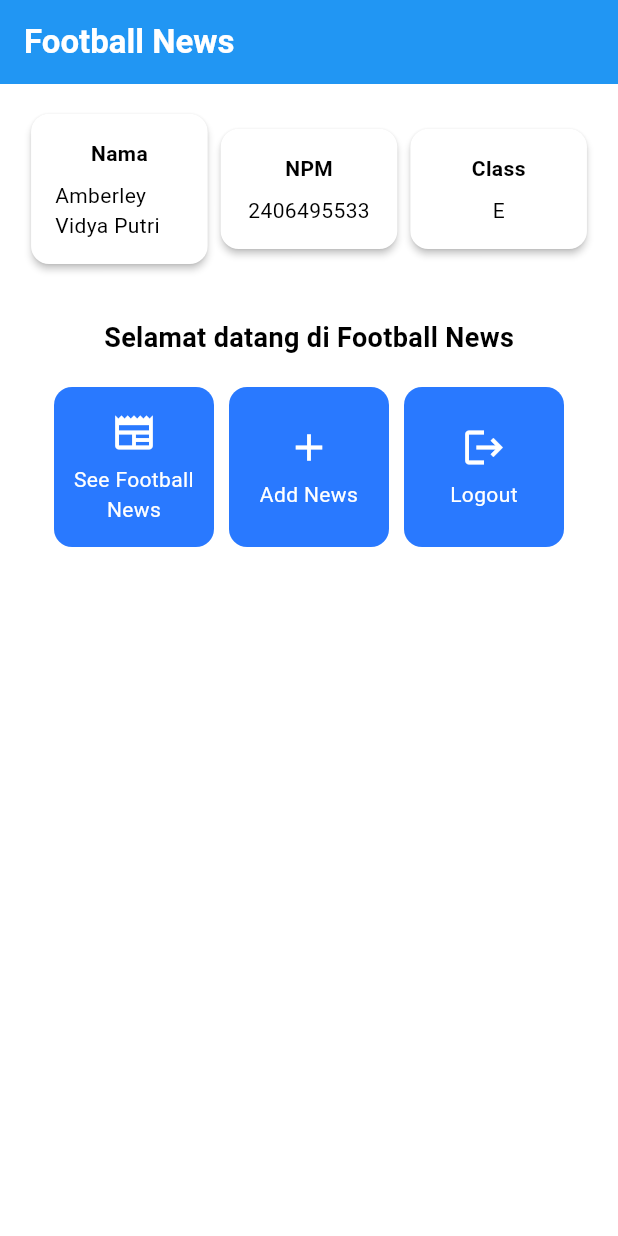
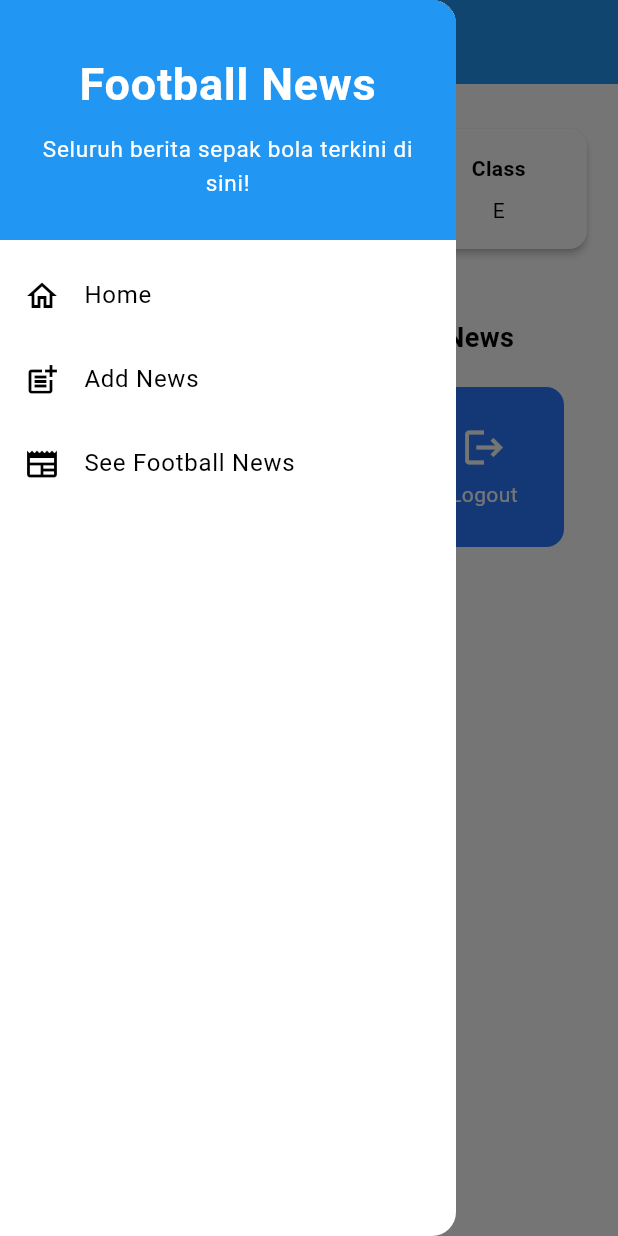
Before and after one commit to amberleyvs/football-news-mobile, a Flutter app: the screen it shows after launch, with the side drawer open (before the commit the screen has no drawer), on a phone screen of 412 x 824 dp. Run offline on Flutter 3.47's test engine with Material 3 defaults, Android fonts, the phone set to English and light mode, and no system bars.

Commit message:
feat: add navbar; Tutorial 7 done

```diff
--- a/lib/main.dart
+++ b/lib/main.dart
@@ -1,5 +1,5 @@
 import 'package:flutter/material.dart';
-import 'package:football_news/menu.dart';
+import 'package:football_news/screens/menu.dart';
 
 void main() {
   runApp(const MyApp());
--- a/lib/menu.dart
+++ /dev/null
@@ -1,175 +0,0 @@
-import 'package:flutter/material.dart';
-
-class MyHomePage extends StatelessWidget {
-  MyHomePage({super.key, required ColorScheme colorScheme}); //sudah ada pada code sebelumnya
-
-  final String nama = "Amberley Vidya Putri"; //nama
-  final String npm = "2406495533"; //npm
-  final String kelas = "E"; //kelas
-  final List<ItemHomepage> items = [
-                                      ItemHomepage("See Football News", Icons.newspaper),
-                                      ItemHomepage("Add News", Icons.add),
-                                      ItemHomepage("Logout", Icons.logout),
-                                      ];
-
-  @override
-  Widget build(BuildContext context) {
-    return Scaffold(
-      appBar: AppBar(
-        title: const Text(
-          'Football News',
-          style: TextStyle(
-            color: Colors.white,
-            fontWeight: FontWeight.bold,
-          ),
-        ),
-        backgroundColor: Theme.of(context).colorScheme.primary,
-      ),
-      body: Padding(
-        padding: const EdgeInsets.all(16.0),
-        child: Column(
-          crossAxisAlignment: CrossAxisAlignment.center,
-          children: [
-            Row(
-              mainAxisAlignment: MainAxisAlignment.spaceEvenly,
-              children: [
-                InfoCard(title: "Nama", content: nama),
-                InfoCard(title: "NPM", content: npm),
-                InfoCard(title: "Class", content: kelas),
-              ],
-            ),
-
-            const SizedBox(height: 16.0),
-
-            Center(
-              child:Column(
-                children: [
-                  // Menampilkan teks sambutan dengan gaya tebal dan ukuran 18.
-                  const Padding(
-                    padding: EdgeInsets.only(top: 16.0),
-                    child: Text(
-                      'Selamat datang di Football News',
-                      style: TextStyle(
-                        fontWeight: FontWeight.bold,
-                        fontSize: 18.0,
-                      ),
-                    ),
-                  ),
-
-                  // Grid untuk menampilkan ItemCard dalam bentuk grid 3 kolom.
-                  GridView.count(
-                    primary: true,
-                    padding: const EdgeInsets.all(20),
-                    crossAxisSpacing: 10,
-                    mainAxisSpacing: 10,
-                    crossAxisCount: 3,
-                    // Agar grid menyesuaikan tinggi kontennya.
-                    shrinkWrap: true,
-
-                    // Menampilkan ItemCard untuk setiap item dalam list items.
-                    children: items.map((ItemHomepage item) {
-                      return ItemCard(item);
-                    }).toList(),
-                  ),
-                ],
-              ),
-            ),
-          ],
-        ),
-      )
-    );
-  }
-}
-
-class InfoCard extends StatelessWidget {
-  // Kartu informasi yang menampilkan title dan content.
-
-  final String title;  // Judul kartu.
-  final String content;  // Isi kartu.
-
-  const InfoCard({super.key, required this.title, required this.content});
-
-  @override
-  Widget build(BuildContext context) {
-    return Card(
-      // Membuat kotak kartu dengan bayangan dibawahnya.
-      elevation: 2.0,
-      child: Container(
-        // Mengatur ukuran dan jarak di dalam kartu.
-        width: MediaQuery.of(context).size.width / 3.5, // menyesuaikan dengan lebar device yang digunakan.
-        padding: const EdgeInsets.all(16.0),
-        // Menyusun title dan content secara vertikal.
-        child: Column(
-          children: [
-            Text(
-              title,
-              style: const TextStyle(fontWeight: FontWeight.bold),
-            ),
-            const SizedBox(height: 8.0),
-            Text(content),
-          ],
-        ),
-      ),
-    );
-  }
-}
-
-class ItemHomepage {
- final String name;
- final IconData icon;
-
- ItemHomepage(this.name, this.icon);
-}
-
-class ItemCard extends StatelessWidget {
-  // Menampilkan kartu dengan ikon dan nama.
-
-  final ItemHomepage item;
-
-  const ItemCard(this.item, {super.key});
-
-  @override
-  Widget build(BuildContext context) {
-    return Material(
-      // Menentukan warna latar belakang dari tema aplikasi.
-      color: Theme.of(context).colorScheme.secondary,
-      // Membuat sudut kartu melengkung.
-      borderRadius: BorderRadius.circular(12),
-
-      child: InkWell(
-        // Aksi ketika kartu ditekan.
-        onTap: () {
-          // Menampilkan pesan SnackBar saat kartu ditekan.
-          ScaffoldMessenger.of(context)
-            ..hideCurrentSnackBar()
-            ..showSnackBar(
-              SnackBar(content: Text("Kamu telah menekan tombol ${item.name}!"))
-            );
-        },
-        // Container untuk menyimpan Icon dan Text
-        child: Container(
-          padding: const EdgeInsets.all(8),
-          child: Center(
-            child: Column(
-              // Menyusun ikon dan teks di tengah kartu.
-              mainAxisAlignment: MainAxisAlignment.center,
-              children: [
-                Icon(
-                  item.icon,
-                  color: Colors.white,
-                  size: 30.0,
-                ),
-                const Padding(padding: EdgeInsets.all(3)),
-                Text(
-                  item.name,
-                  textAlign: TextAlign.center,
-                  style: const TextStyle(color: Colors.white),
-                ),
-              ],
-            ),
-          ),
-        ),
-      ),
-    );
-  }
-}
--- /dev/null
+++ b/lib/screens/menu.dart
@@ -0,0 +1,110 @@
+import 'package:flutter/material.dart';
+import 'package:football_news/widgets/left_drawer.dart';
+import 'package:football_news/widgets/news_card.dart';
+
+class MyHomePage extends StatelessWidget {
+  MyHomePage({super.key, required ColorScheme colorScheme});
+
+  final String nama = "Amberley Vidya Putri";
+  final String npm = "2406495533";
+  final String kelas = "E";
+  final List<ItemHomepage> items = [
+    ItemHomepage("See Football News", Icons.newspaper),
+    ItemHomepage("Add News", Icons.add),
+    ItemHomepage("Logout", Icons.logout),
+  ];
+
+  @override
+  Widget build(BuildContext context) {
+    return Scaffold(
+      appBar: AppBar(
+        title: const Text(
+          'Football News',
+          style: TextStyle(
+            color: Colors.white,
+            fontWeight: FontWeight.bold,
+          ),
+        ),
+        backgroundColor: Theme.of(context).colorScheme.primary,
+      ),
+      drawer: const LeftDrawer(),
+      body: Padding(
+        padding: const EdgeInsets.all(16.0),
+        child: Column(
+          crossAxisAlignment: CrossAxisAlignment.center,
+          children: [
+            Row(
+              mainAxisAlignment: MainAxisAlignment.spaceEvenly,
+              children: [
+                InfoCard(title: "Nama", content: nama),
+                InfoCard(title: "NPM", content: npm),
+                InfoCard(title: "Class", content: kelas),
+              ],
+            ),
+
+            const SizedBox(height: 16.0),
+
+            Center(
+              child: Column(
+                children: [
+                  const Padding(
+                    padding: EdgeInsets.only(top: 16.0),
+                    child: Text(
+                      'Selamat datang di Football News',
+                      style: TextStyle(
+                        fontWeight: FontWeight.bold,
+                        fontSize: 18.0,
+                      ),
+                    ),
+                  ),
+
+                  GridView.count(
+                    primary: true,
+                    padding: const EdgeInsets.all(20),
+                    crossAxisSpacing: 10,
+                    mainAxisSpacing: 10,
+                    crossAxisCount: 3,
+                    shrinkWrap: true,
+
+                    children: items.map((ItemHomepage item) {
+                      return ItemCard(item);
+                    }).toList(),
+                  ),
+                ],
+              ),
+            ),
+          ],
+        ),
+      ),
+    );
+  }
+}
+
+class InfoCard extends StatelessWidget {
+
+  final String title;
+  final String content;
+
+  const InfoCard({super.key, required this.title, required this.content});
+
+  @override
+  Widget build(BuildContext context) {
+    return Card(
+      elevation: 2.0,
+      child: Container(
+        width: MediaQuery.of(context).size.width / 3.5,
+        padding: const EdgeInsets.all(16.0),
+        child: Column(
+          children: [
+            Text(
+              title,
+              style: const TextStyle(fontWeight: FontWeight.bold),
+            ),
+            const SizedBox(height: 8.0),
+            Text(content),
+          ],
+        ),
+      ),
+    );
+  }
+}
--- /dev/null
+++ b/lib/widgets/left_drawer.dart
@@ -0,0 +1,78 @@
+import 'package:flutter/material.dart';
+import 'package:football_news/screens/menu.dart';
+import 'package:football_news/screens/newslist_form.dart';
+
+
+class LeftDrawer extends StatelessWidget {
+  const LeftDrawer({super.key});
+
+  @override
+  Widget build(BuildContext context) {
+    return Drawer(
+      child: ListView(
+        children: [
+          const DrawerHeader(
+             decoration: BoxDecoration(
+                color: Colors.blue,
+              ),
+              child: Column(
+                mainAxisAlignment: MainAxisAlignment.center,
+                crossAxisAlignment: CrossAxisAlignment.center,
+                children: [
+                  Text(
+                    'Football News',
+                    textAlign: TextAlign.center,
+                    style: TextStyle(
+                      fontSize: 30,
+                      fontWeight: FontWeight.bold,
+                      color: Colors.white,
+                    ),
+                  ),
+                  SizedBox(height: 10),
+                  Text(
+                    'Seluruh berita sepak bola terkini di sini!',
+                    textAlign: TextAlign.center,
+                    style: TextStyle(
+                      fontSize: 15,
+                      fontWeight: FontWeight.normal,
+                      color: Colors.white,
+                    ),
+                  ),
+                ],
+              ),
+          ),
+
+          ListTile(
+            leading: const Icon(Icons.home_outlined),
+            title: const Text('Home'),
+            onTap: () {
+              Navigator.pushReplacement(
+                  context,
+                  MaterialPageRoute(
+                    builder: (context) => MyHomePage(colorScheme: Theme.of(context).colorScheme),
+                  ));
+            },
+          ),
+          ListTile(
+            leading: const Icon(Icons.post_add),
+            title: const Text('Add News'),
+            onTap: () {
+              Navigator.pop(context);
+              Navigator.push(
+                context,
+                MaterialPageRoute(builder: (context) => const NewsFormPage()),
+              );
+            },
+          ),
+          ListTile(
+            leading: const Icon(Icons.newspaper),
+            title: const Text('See Football News'),
+            onTap: () {
+              Navigator.pop(context);
+            },
+          ),
+        ],
+      ),
+    );
+  }
+}
--- /dev/null
+++ b/lib/widgets/news_card.dart
@@ -0,0 +1,62 @@
+import 'package:flutter/material.dart';
+import 'package:football_news/screens/newslist_form.dart';
+
+class ItemHomepage {
+  final String name;
+  final IconData icon;
+
+  ItemHomepage(this.name, this.icon);
+}
+
+class ItemCard extends StatelessWidget {
+
+  final ItemHomepage item;
+
+  const ItemCard(this.item, {super.key});
+
+  @override
+  Widget build(BuildContext context) {
+    return Material(
+      color: Theme.of(context).colorScheme.secondary,
+      borderRadius: BorderRadius.circular(12),
+
+      child: InkWell(
+        onTap: () {
+          ScaffoldMessenger.of(context)
+            ..hideCurrentSnackBar()
+            ..showSnackBar(
+              SnackBar(content: Text("Kamu telah menekan tombol ${item.name}!")),
+            );
+
+          if (item.name == 'Add News') {
+            Navigator.push(
+              context,
+              MaterialPageRoute(builder: (context) => const NewsFormPage()),
+            );
+          }
+        },
+        child: Container(
+          padding: const EdgeInsets.all(8),
+          child: Center(
+            child: Column(
+              mainAxisAlignment: MainAxisAlignment.center,
+              children: [
+                Icon(
+                  item.icon,
+                  color: Colors.white,
+                  size: 30.0,
+                ),
+                const Padding(padding: EdgeInsets.all(3)),
+                Text(
+                  item.name,
+                  textAlign: TextAlign.center,
+                  style: const TextStyle(color: Colors.white),
+                ),
+              ],
+            ),
+          ),
+        ),
+      ),
+    );
+  }
+}
```
Also changed, not shown: lib/screens/newslist_form.dart (added, +223 -0 lines).
